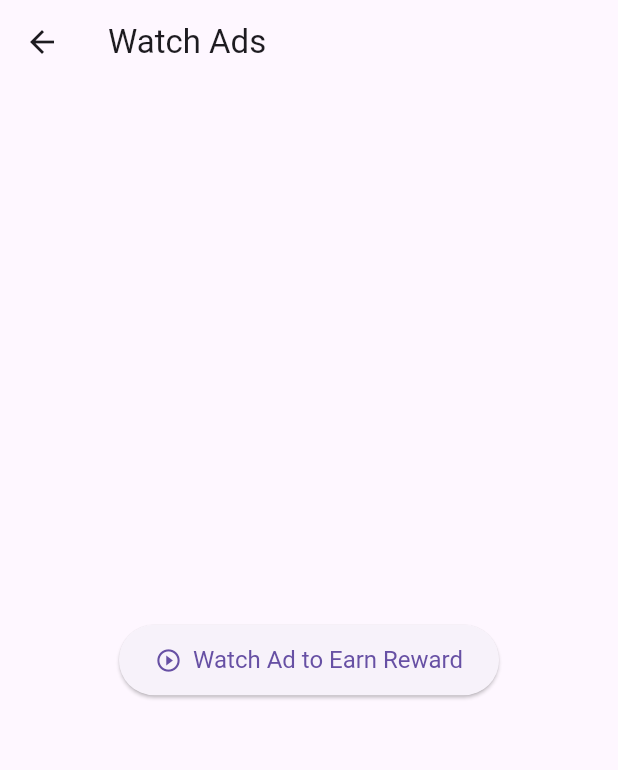
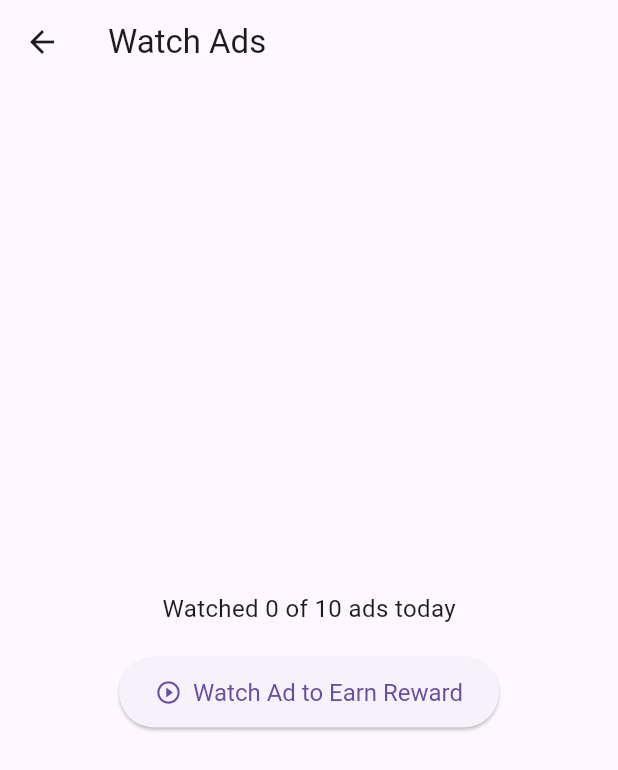
Before and after one commit to Monoartiam99/EarnApp, a Flutter app: the screen it shows once a user with an empty profile is signed in, after a tap on "Watch Ads", on a phone screen of 412 x 824 dp. Shown: the top 770 px of the screen. Run offline on Flutter 3.47's test engine with Material 3 defaults, Android fonts, the phone set to English and light mode, and no system bars; our stand-ins replace cloud_firestore, firebase_auth, firebase_core, flutter_fortune_wheel, font_awesome_flutter, google_mobile_ads and 1 more; missing offline and left inert: scratcher; accounts and stored records are empty.

Commit message:
ADS ADDED

```diff
--- a/lib/rewarded_ad_helper.dart
+++ b/lib/rewarded_ad_helper.dart
@@ -8,7 +8,7 @@ class RewardedAdHelper {
     Function? onAdFailed,
   }) {
     RewardedAd.load(
-      adUnitId: 'ca-app-pub-3940256099942544/5224354917',
+      adUnitId: 'ca-app-pub-8587580291187103/4322558198',
       request: const AdRequest(),
       rewardedAdLoadCallback: RewardedAdLoadCallback(
         onAdLoaded: (RewardedAd ad) {
--- a/lib/watch_ads_screen.dart
+++ b/lib/watch_ads_screen.dart
@@ -2,6 +2,7 @@ import 'package:flutter/material.dart';
 import 'package:google_mobile_ads/google_mobile_ads.dart';
 import 'package:firebase_auth/firebase_auth.dart';
 import 'package:cloud_firestore/cloud_firestore.dart';
+import 'package:intl/intl.dart';
 
 class WatchAdsScreen extends StatefulWidget {
   const WatchAdsScreen({super.key});
@@ -13,14 +14,56 @@ class WatchAdsScreen extends StatefulWidget {
 class _WatchAdsScreenState extends State<WatchAdsScreen> {
   RewardedAd? _rewardedAd;
   bool _isLoading = false;
+  int _adsWatched = 0;
+  final int _maxAdsPerDay = 10;
 
-  void _loadAndShowAd() async {
+  @override
+  void initState() {
+    super.initState();
+    _initializeAdCounter();
+  }
+
+  Future<void> _initializeAdCounter() async {
+    final user = FirebaseAuth.instance.currentUser;
+    if (user == null) return;
+
+    final today = DateFormat('yyyy-MM-dd').format(DateTime.now());
+    final docRef = FirebaseFirestore.instance.collection('users').doc(user.uid);
+    final snapshot = await docRef.get();
+
+    if (snapshot.exists) {
+      final data = snapshot.data()!;
+      final lastDate = data['lastAdWatchDate'] ?? today;
+      if (lastDate != today) {
+        await docRef.update({
+          'rewardedAdsWatched': 0,
+          'lastAdWatchDate': today,
+        });
+        setState(() => _adsWatched = 0);
+      } else {
+        setState(() => _adsWatched = data['rewardedAdsWatched'] ?? 0);
+      }
+    } else {
+      await docRef.set({
+        'coins': 0,
+        'rewardedAdsWatched': 0,
+        'lastAdWatchDate': today,
+      });
+      setState(() => _adsWatched = 0);
+    }
+  }
+
+  Future<void> _loadAndShowAd() async {
+    if (_adsWatched >= _maxAdsPerDay) {
+      _showSnackBar("You've reached today's ad limit 🎯");
+      return;
+    }
+
     setState(() => _isLoading = true);
-
     print("🔄 Loading Rewarded Ad...");
 
     await RewardedAd.load(
-      adUnitId: 'ca-app-pub-3940256099942544/5224354917',
+      adUnitId: 'ca-app-pub-8587580291187103/4322558198',
       request: const AdRequest(),
       rewardedAdLoadCallback: RewardedAdLoadCallback(
         onAdLoaded: (ad) {
@@ -48,13 +91,14 @@ class _WatchAdsScreenState extends State<WatchAdsScreen> {
               final user = FirebaseAuth.instance.currentUser;
               if (user != null) {
                 try {
-                  await FirebaseFirestore.instance
-                      .collection('users')
-                      .doc(user.uid)
-                      .update({
+                  final docRef = FirebaseFirestore.instance.collection('users').doc(user.uid);
+                  await docRef.update({
                     'coins': FieldValue.increment(reward.amount.toInt()),
+                    'rewardedAdsWatched': FieldValue.increment(1),
+                    'lastAdWatchDate': DateFormat('yyyy-MM-dd').format(DateTime.now()),
                   });
                   _showSnackBar("Coins added: ${reward.amount} 🎁");
+                  setState(() => _adsWatched += 1);
                 } catch (e) {
                   print("🔥 Failed to update coins: $e");
                   _showSnackBar("Failed to add coins");
@@ -79,9 +123,7 @@ class _WatchAdsScreenState extends State<WatchAdsScreen> {
 
   void _showSnackBar(String message) {
     if (!mounted) return;
-    ScaffoldMessenger.of(context).showSnackBar(
-      SnackBar(content: Text(message)),
-    );
+    ScaffoldMessenger.of(context).showSnackBar(SnackBar(content: Text(message)));
   }
 
   @override
@@ -92,20 +134,32 @@ class _WatchAdsScreenState extends State<WatchAdsScreen> {
 
   @override
   Widget build(BuildContext context) {
+    final remaining = _maxAdsPerDay - _adsWatched;
+
     return Scaffold(
       appBar: AppBar(title: const Text("Watch Ads")),
       body: Center(
-        child: _isLoading
+        child: Column(
+          mainAxisAlignment: MainAxisAlignment.center,
+          children: [
+            Text("Watched $_adsWatched of $_maxAdsPerDay ads today",
+                style: const TextStyle(fontSize: 16)),
+            const SizedBox(height: 20),
+            _isLoading
                 ? const CircularProgressIndicator()
                 : ElevatedButton.icon(
-          onPressed: _loadAndShowAd,
+              onPressed: remaining > 0 ? _loadAndShowAd : null,
               icon: const Icon(Icons.play_circle_outline),
-          label: const Text("Watch Ad to Earn Reward"),
+              label: Text(remaining > 0
+                  ? "Watch Ad to Earn Reward"
+                  : "Daily Limit Reached"),
               style: ElevatedButton.styleFrom(
                 padding: const EdgeInsets.symmetric(horizontal: 24, vertical: 14),
                 textStyle: const TextStyle(fontSize: 16),
               ),
             ),
+          ],
+        ),
       ),
     );
   }
--- a/pubspec.yaml
+++ b/pubspec.yaml
@@ -22,6 +22,7 @@ dependencies:
   crypto: ^3.0.6
   url_launcher: ^6.2.6
   font_awesome_flutter: ^10.7.0
+  intl: ^0.18.1
 
 dev_dependencies:
   flutter_test:
```
Also changed, not shown: lib/scratch_card_screen.dart (+49 -82 lines), pubspec.lock. Lines whose indentation alone changed are shown as unchanged.
